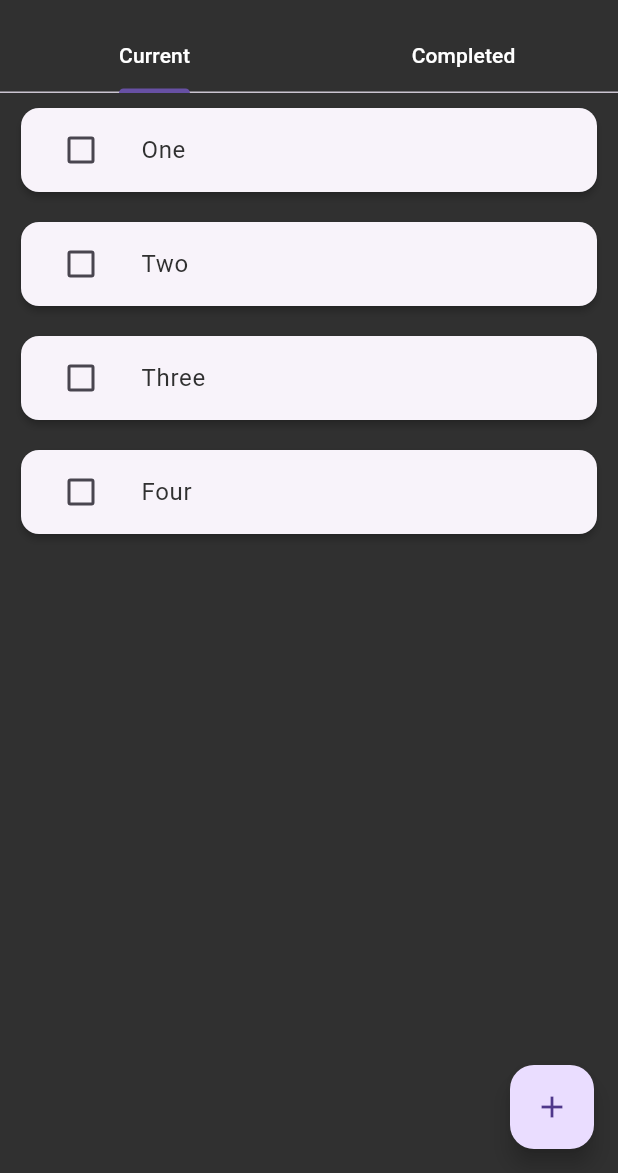
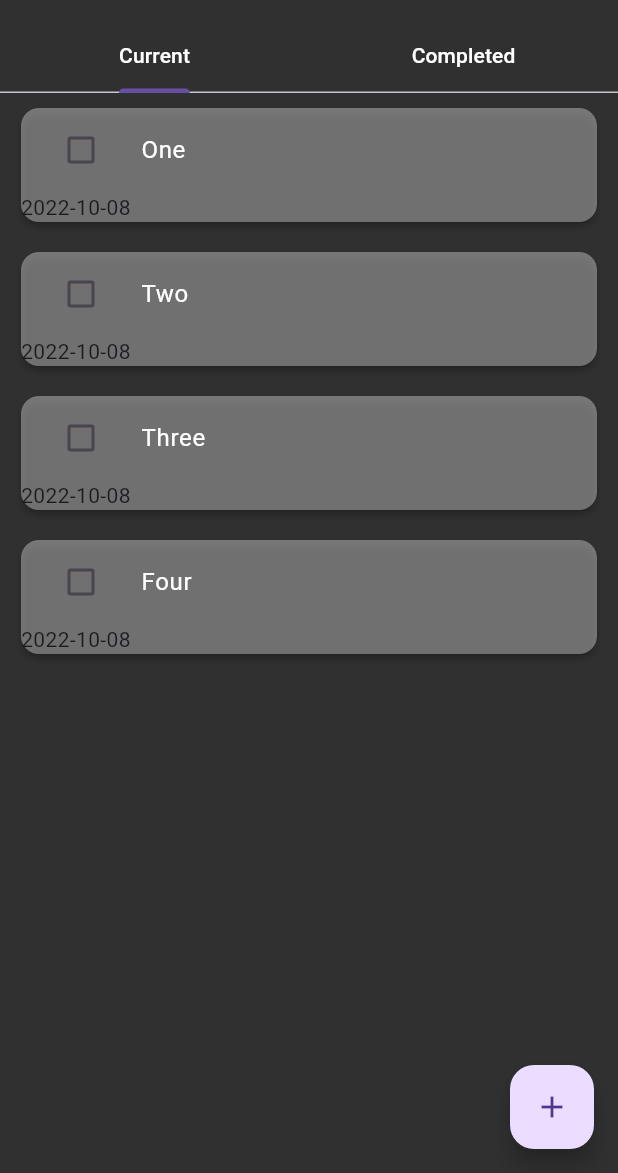
Before and after one commit to BavlyMourad/todo, a Flutter app: the screen it shows after launch, on a phone screen of 412 x 824 dp, the part 63-1236 px from its top. Run offline on Flutter 3.47's test engine with Material 2 defaults, Android fonts, the phone set to English and light mode, and no system bars; drawn by our look-alikes of flutter_slidable.

```diff
--- a/lib/widgets/todo_list.dart
+++ b/lib/widgets/todo_list.dart
@@ -1,4 +1,5 @@
 import 'package:flutter/material.dart';
+import 'package:flutter_slidable/flutter_slidable.dart';
 
 class TodoList extends StatelessWidget {
   TodoList({super.key});
@@ -16,10 +17,46 @@ class TodoList extends StatelessWidget {
       itemCount: todos.length,
       itemBuilder: (context, index) {
         return Card(
-          margin: const EdgeInsets.symmetric(vertical: 10.0, horizontal: 14.0),
-          surfaceTintColor: Colors.white,
+          margin: const EdgeInsets.symmetric(
+            vertical: 10.0,
+            horizontal: 14.0,
+          ),
+          surfaceTintColor: Colors.white30,
+          color: Colors.white30,
           elevation: 2.0,
-          child: ListTile(
+          child: Slidable(
+            startActionPane: ActionPane(
+              motion: const ScrollMotion(),
+              children: [
+                SlidableAction(
+                  // An action can be bigger than the others.
+                  flex: 2,
+                  onPressed: (context) {},
+                  backgroundColor: const Color(0xFF7BC043),
+                  foregroundColor: Colors.white,
+                  icon: Icons.edit,
+                  label: 'Edit',
+                ),
+              ],
+            ),
+            endActionPane: ActionPane(
+              motion: const ScrollMotion(),
+              children: [
+                SlidableAction(
+                  // An action can be bigger than the others.
+                  flex: 2,
+                  onPressed: (context) {},
+                  backgroundColor: const Color(0xFFFE4A49),
+                  foregroundColor: Colors.white,
+                  icon: Icons.delete,
+                  label: 'Delete',
+                ),
+              ],
+            ),
+            child: Column(
+              crossAxisAlignment: CrossAxisAlignment.start,
+              children: [
+                ListTile(
                   leading: Checkbox(
                     value: false,
                     onChanged: (value) {},
@@ -27,8 +64,14 @@ class TodoList extends StatelessWidget {
                   title: Text(
                     todos[index],
                     style: const TextStyle(
-                color: Color(0xFF303030),
+                      color: Colors.white,
                     ),
+                  ),
+                ),
+                Text(
+                  '2022-10-08',
+                ),
+              ],
             ),
           ),
         );
```
Also changed, not shown: pubspec.yaml (+6 -6 lines), pubspec.lock. Lines whose indentation alone changed are shown as unchanged.
